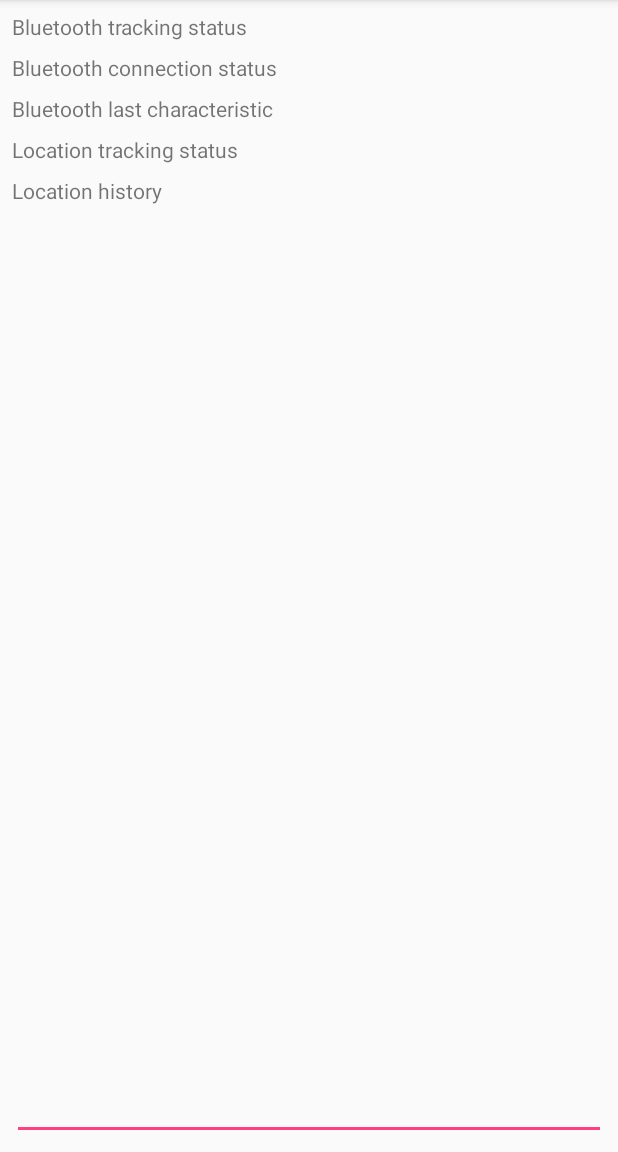
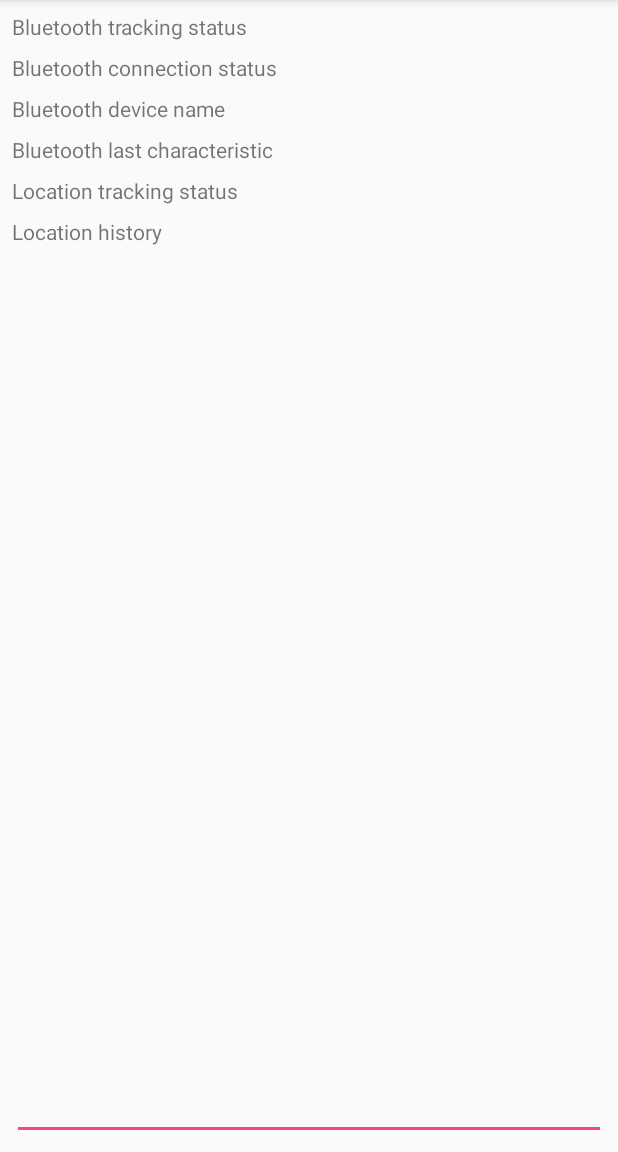
Before and after one commit to stofanakmartin/ForkMonitor, an Android app: the screen it shows after launch (MainActivity1), on a phone screen of 412 x 824 dp, the part 84-1236 px from its top. Run offline under Robolectric (Android 15) with nearby library versions, the phone set to English and light mode, and no system bars; our stand-ins replace ButterKnife, EventBus, Timber.

Commit message:
Bluetooth tracking - config and write characterictic fix

```diff
--- a/app/src/main/java/com/example/vmec/forkmonitor/activity/MainActivity1.java
+++ b/app/src/main/java/com/example/vmec/forkmonitor/activity/MainActivity1.java
@@ -61,11 +61,13 @@ public class MainActivity1 extends AppCompatActivity {
     private BooleanPreference mIsBluetoothTrackingEnabled;
     private BooleanPreference mIsLocationTrackingEnabled;
     private StringPreference mLastCharacteristicPreference;
+    private StringPreference mBluetoothDeviceNamePreference;
 
     @BindView(R.id.txt_bluetooth_tracking_status) TextView mBluetoothTrackingStatusView;
     @BindView(R.id.txt_location_tracking_status) TextView mLocationTrackingStatusView;
     @BindView(R.id.txt_bluetooth_connection_status) TextView mBluetoothConnectionStatus;
     @BindView(R.id.txt_bluetooth_last_characteristic_msg) TextView mBluetoothLastCharacteristicMsgView;
+    @BindView(R.id.txt_bluetooth_device_name) TextView mBluetoothDeviceNameView;
     @BindView(R.id.txt_location_history) EditText mLocationHistoryView;
 
     @Override protected void onCreate(@Nullable Bundle savedInstanceState) {
@@ -78,6 +80,7 @@ public class MainActivity1 extends AppCompatActivity {
         mIsBluetoothTrackingEnabled = new BooleanPreference(sp, Constants.PREFERENCE_IS_BLUETOOTH_TRACKING_ENABLED, false);
         mIsLocationTrackingEnabled = new BooleanPreference(sp, Constants.PREFERENCE_IS_LOCATION_TRACKING_ENABLED, false);
         mLastCharacteristicPreference = new StringPreference(sp, Constants.PREFERENCE_LAST_CHARACTERISTIC_MSG, StringUtils.EMPTY_STRING);
+        mBluetoothDeviceNamePreference = new StringPreference(sp, Constants.PREFERENCE_BLUETOOTH_DEVICE_NAME, StringUtils.EMPTY_STRING);
 
         checkPermissions();
 
@@ -201,5 +204,6 @@ public class MainActivity1 extends AppCompatActivity {
         } else {
             mBluetoothLastCharacteristicMsgView.setText(lastCharacteristicMsg);
         }
+        mBluetoothDeviceNameView.setText(mBluetoothDeviceNamePreference.get());
     }
 }
--- a/app/src/main/res/layout/activity_main_1.xml
+++ b/app/src/main/res/layout/activity_main_1.xml
@@ -75,7 +75,7 @@
         android:layout_marginTop="8dp"
         android:text="Bluetooth last characteristic"
         app:layout_constraintStart_toStartOf="parent"
-        app:layout_constraintTop_toBottomOf="@+id/txt_label_bluetooth_connection_status"
+        app:layout_constraintTop_toBottomOf="@+id/textView3"
         />
 
     <TextView
@@ -96,7 +96,7 @@
         android:layout_marginEnd="8dp"
         android:layout_marginTop="8dp"
         app:layout_constraintEnd_toEndOf="parent"
-        app:layout_constraintTop_toBottomOf="@+id/txt_bluetooth_connection_status"
+        app:layout_constraintTop_toBottomOf="@+id/txt_bluetooth_device_name"
         />
 
     <TextView
@@ -118,4 +118,25 @@
         app:layout_constraintEnd_toEndOf="parent"
         app:layout_constraintTop_toBottomOf="@+id/txt_bluetooth_last_characteristic_msg"
         />
+
+    <TextView
+        android:id="@+id/textView3"
+        android:layout_width="wrap_content"
+        android:layout_height="wrap_content"
+        android:layout_marginStart="8dp"
+        android:layout_marginTop="8dp"
+        android:text="Bluetooth device name"
+        app:layout_constraintStart_toStartOf="parent"
+        app:layout_constraintTop_toBottomOf="@+id/txt_label_bluetooth_connection_status"
+        />
+
+    <TextView
+        android:id="@+id/txt_bluetooth_device_name"
+        android:layout_width="150dp"
+        android:layout_height="wrap_content"
+        android:layout_marginEnd="8dp"
+        android:layout_marginTop="8dp"
+        app:layout_constraintEnd_toEndOf="parent"
+        app:layout_constraintTop_toBottomOf="@+id/txt_bluetooth_connection_status"
+        />
 </android.support.constraint.ConstraintLayout>
```
Also changed, not shown: app/src/main/java/com/example/vmec/forkmonitor/ForkMonitorTrackingManager.java (+40 -19 lines), app/src/main/java/com/example/vmec/forkmonitor/event/GattCharacteristicNotificationConfigEvent.java (added, +16 -0 lines), app/src/main/java/com/example/vmec/forkmonitor/event/GattCharacteristicWriteEvent.java (added, +24 -0 lines), app/src/main/java/com/example/vmec/forkmonitor/event/GattDescriptorWriteEvent.java (added, +7 -0 lines), app/src/main/java/com/example/vmec/forkmonitor/helper/BluetoothHelper.java (+21 -9 lines).
